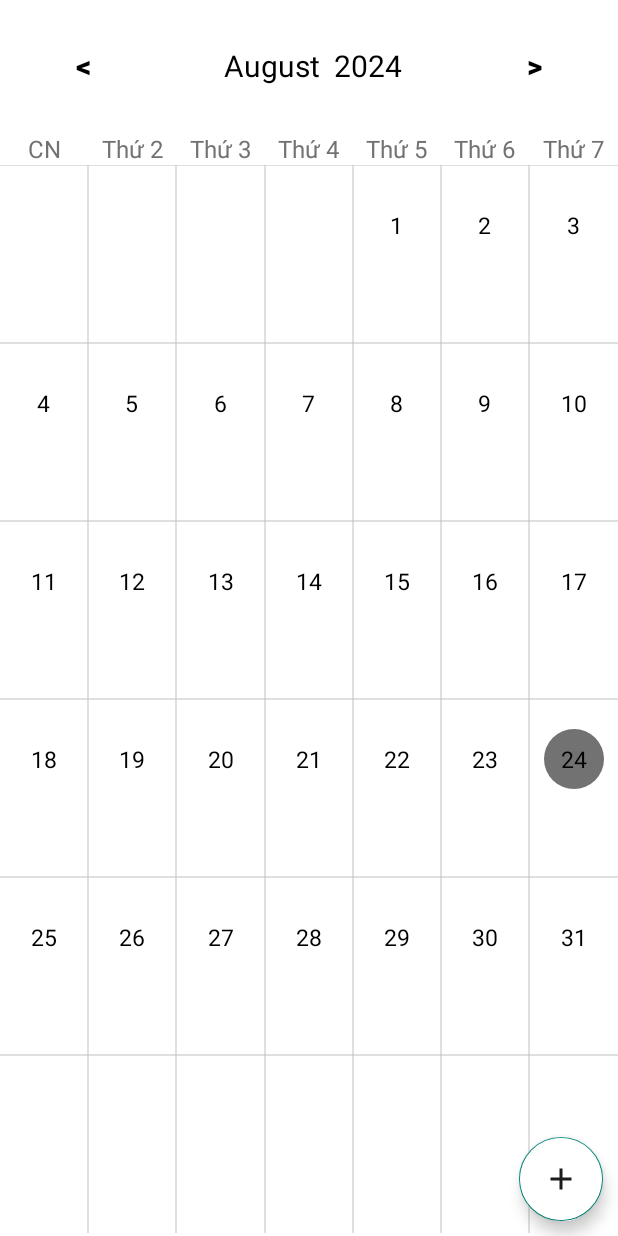
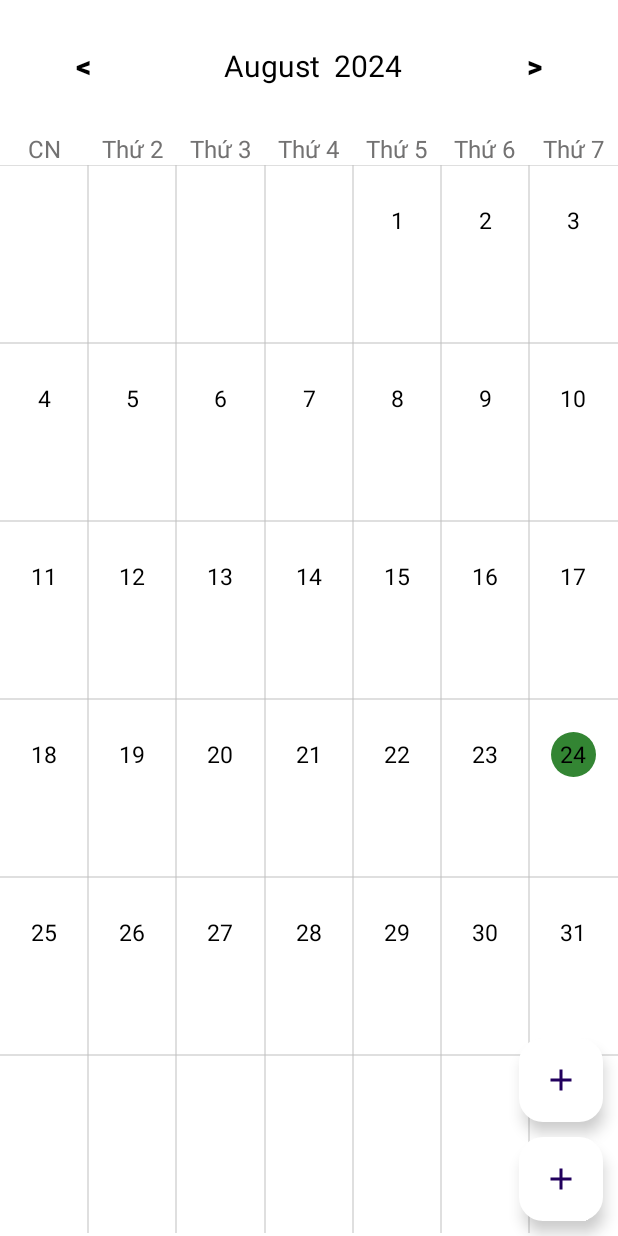
Before and after one commit to hoancong8/note, an Android app: the screen it shows after launch (MainActivity), on a phone screen of 412 x 824 dp. Run offline under Robolectric (Android 15) with nearby library versions, the phone set to English and light mode, and no system bars; libraries missing offline, so code that uses them is left out: com.applandeo.materialcalendarview.

Commit message:
update flbt (unfinished)

```diff
--- a/app/src/main/java/com/example/myapplication/MainActivity.java
+++ b/app/src/main/java/com/example/myapplication/MainActivity.java
@@ -24,6 +24,7 @@ import com.applandeo.materialcalendarview.EventDay;
 import com.applandeo.materialcalendarview.extensions.CalendarGridView;
 import com.applandeo.materialcalendarview.listeners.OnCalendarDayClickListener;
 import com.applandeo.materialcalendarview.listeners.OnDayClickListener;
+import com.google.android.material.floatingactionbutton.FloatingActionButton;
 
 import java.time.LocalDate;
 import java.time.YearMonth;
@@ -37,12 +38,15 @@ public class MainActivity extends AppCompatActivity implements CalendarAdapter.O
     private TextView monthText,yearText;
     private RecyclerView calendarRecyclerView;
     private LocalDate selectedDate;
+    FloatingActionButton flbt1,flbt2;
 
     @Override
     protected void onCreate(Bundle savedInstanceState)
     {
         super.onCreate(savedInstanceState);
         setContentView(R.layout.activity_main);
+        flbt1 = findViewById(R.id.floatbt1);
+        flbt2 = findViewById(R.id.floatbt2);
         initWidgets();
         selectedDate = LocalDate.now();
         setMonthView();
@@ -135,7 +139,10 @@ public class MainActivity extends AppCompatActivity implements CalendarAdapter.O
         selectedDate = selectedDate.plusMonths(1);
         setMonthView();
     }
-
+    public void click(View view){
+        flbt1.setVisibility(View.VISIBLE);
+        flbt2.setVisibility(View.VISIBLE);
+    }
     @Override
     public void onItemClick(int position, String dayText)
     {
--- a/app/src/main/res/drawable/circle.xml
+++ b/app/src/main/res/drawable/circle.xml
@@ -2,5 +2,5 @@
 <shape xmlns:android="http://schemas.android.com/apk/res/android">
 
     <corners android:radius="250dp"/>
-    <solid android:color="@color/gray"/>
+    <solid android:color="#338533"/>
 </shape>
--- a/app/src/main/res/layout/activity_main.xml
+++ b/app/src/main/res/layout/activity_main.xml
@@ -1,10 +1,15 @@
 <?xml version="1.0" encoding="utf-8"?>
-<LinearLayout xmlns:android="http://schemas.android.com/apk/res/android"
+<RelativeLayout xmlns:android="http://schemas.android.com/apk/res/android"
     xmlns:tools="http://schemas.android.com/tools"
     android:layout_width="match_parent"
     android:layout_height="match_parent"
-    android:orientation="vertical"
+    xmlns:app="http://schemas.android.com/apk/res-auto"
     tools:context=".MainActivity">
+
+    <LinearLayout
+        android:layout_width="match_parent"
+        android:layout_height="match_parent"
+        android:orientation="vertical">
 
         <LinearLayout
             android:layout_width="match_parent"
@@ -33,8 +38,8 @@
                 android:paddingEnd="10dp"
                 android:textAlignment="textEnd"
                 android:textColor="@color/black"
-            android:textSize="20sp"
-            />
+                android:textSize="20sp" />
+
             <TextView
 
                 android:id="@+id/YearTV"
@@ -63,6 +68,7 @@
             android:layout_width="match_parent"
             android:layout_height="wrap_content"
             android:orientation="horizontal">
+
             <TextView
                 android:layout_width="0dp"
                 android:layout_height="wrap_content"
@@ -133,15 +139,7 @@
             android:layout_width="match_parent"
             android:layout_height="match_parent">
 
-        <com.google.android.material.floatingactionbutton.FloatingActionButton
-            android:layout_width="wrap_content"
-            android:layout_height="wrap_content"
-            android:backgroundTint="#FFFFFF"
-            android:src="@drawable/baseline_add_24"
-            android:layout_alignParentEnd="true"
-            android:layout_alignParentBottom="true"
-            android:layout_margin="10dp"
-            />
+
 
             <androidx.recyclerview.widget.RecyclerView
                 android:id="@+id/calendarRecyclerView"
@@ -149,4 +147,52 @@
                 android:layout_height="match_parent" />
         </RelativeLayout>
 
+
+
     </LinearLayout>
+    <LinearLayout
+        android:layout_width="match_parent"
+        android:layout_height="match_parent"
+        android:orientation="vertical"
+        android:gravity="bottom"
+        android:visibility="gone"
+        android:focusable="true"
+        android:clickable="true"
+        android:background="#B3FFFFFF"
+        >
+    </LinearLayout>
+    <com.google.android.material.floatingactionbutton.FloatingActionButton
+        android:id="@+id/floatbt1"
+        android:layout_width="wrap_content"
+        android:layout_height="wrap_content"
+        android:layout_above="@+id/floatbt2"
+        android:layout_alignParentEnd="true"
+        android:layout_marginEnd="10dp"
+        android:backgroundTint="#FFFFFF"
+        android:src="@drawable/baseline_add_24"
+        android:visibility="gone"/>
+    <com.google.android.material.floatingactionbutton.FloatingActionButton
+        android:id="@+id/floatbt2"
+        android:layout_width="240dp"
+        android:layout_height="140dp"
+        android:layout_above="@+id/floatbt"
+        android:layout_alignParentEnd="true"
+        android:layout_marginEnd="10dp"
+        android:layout_marginTop="10dp"
+        android:backgroundTint="#FFFFFF"
+        android:scaleType="center"
+        android:src="@drawable/baseline_add_24"
+        android:visibility="visible"
+        />
+    <com.google.android.material.floatingactionbutton.FloatingActionButton
+        android:id="@+id/floatbt"
+        android:layout_width="wrap_content"
+        android:layout_height="wrap_content"
+        android:layout_alignParentEnd="true"
+        android:layout_alignParentBottom="true"
+        android:layout_gravity="right"
+        android:layout_margin="10dp"
+        android:backgroundTint="#FFFFFF"
+        android:onClick="click"
+        android:src="@drawable/baseline_add_24" />
+</RelativeLayout>
--- a/app/src/main/res/layout/calendar_cell.xml
+++ b/app/src/main/res/layout/calendar_cell.xml
@@ -4,11 +4,10 @@
     android:layout_width="match_parent"
     android:layout_height="match_parent"
     android:background="#00BFBFBF">
-
     <LinearLayout
         android:id="@+id/linearLayout"
-        android:layout_width="40dp"
-        android:layout_height="40dp"
+        android:layout_width="30dp"
+        android:layout_height="30dp"
         android:gravity="center"
         android:orientation="vertical"
         app:layout_constraintBottom_toBottomOf="parent"
--- a/app/src/main/res/values/colors.xml
+++ b/app/src/main/res/values/colors.xml
@@ -4,6 +4,6 @@
     <color name="white">#BFBFBF</color>
     <color name="gray">#737272</color>
     <color name="blue">#0000FF</color>
-    <color name="green">#47EF00</color>
+    <color name="green">#338533</color>
 
 </resources>
--- a/app/src/main/res/values/themes.xml
+++ b/app/src/main/res/values/themes.xml
@@ -1,6 +1,6 @@
 <resources xmlns:tools="http://schemas.android.com/tools">
     <!-- Base application theme. -->
-    <style name="Base.Theme.MyApplication" parent="Theme.AppCompat.DayNight.NoActionBar">
+    <style name="Base.Theme.MyApplication" parent="Theme.Material3.DayNight.NoActionBar">
         <!-- Customize your light theme here. -->
          <item name="colorPrimary">#FFFFFF</item>
         <item name="android:background">#FFFFFF</item>
```
Lines whose indentation alone changed are shown as unchanged.
